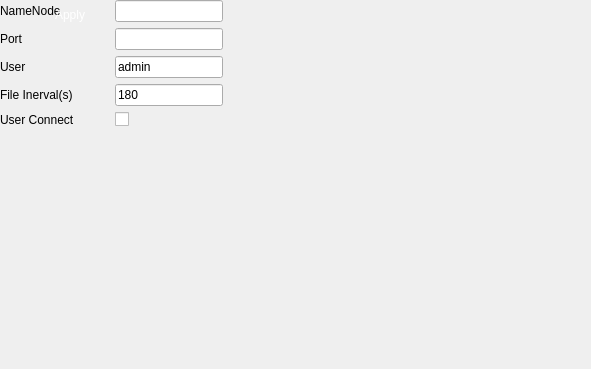
Qt form veapp/setting/vschdfsrecord.ui (linkingvision/rapidvms) before a commit.
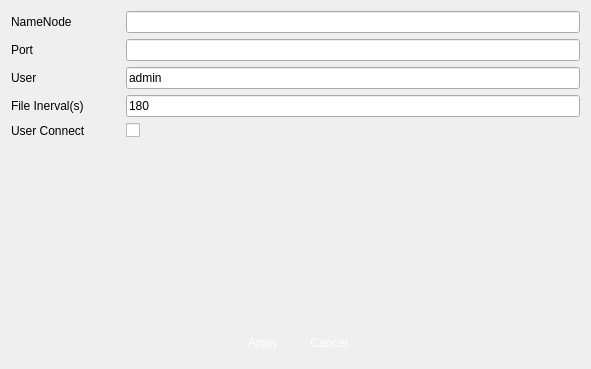
The same form after that commit. Icons and pictures are not drawn.

The edit to the form file:
```diff
--- a/veapp/setting/vschdfsrecord.ui
+++ b/veapp/setting/vschdfsrecord.ui
@@ -17,7 +17,8 @@
    <iconset>
     <normaloff>:/logo/resources/vscsmall.jpg</normaloff>:/logo/resources/vscsmall.jpg</iconset>
   </property>
-  <widget class="QWidget" name="">
+  <layout class="QVBoxLayout" name="verticalLayout">
+   <item>
    <layout class="QGridLayout" name="gridLayout">
     <property name="horizontalSpacing">
      <number>40</number>
@@ -108,8 +109,21 @@
      </widget>
     </item>
    </layout>
-  </widget>
-  <widget class="QWidget" name="">
+   </item>
+   <item>
+    <spacer name="verticalSpacer">
+     <property name="orientation">
+      <enum>Qt::Vertical</enum>
+     </property>
+     <property name="sizeHint" stdset="0">
+      <size>
+       <width>20</width>
+       <height>40</height>
+      </size>
+     </property>
+    </spacer>
+   </item>
+   <item>
    <layout class="QHBoxLayout" name="horizontalLayout">
     <item>
      <spacer name="horizontalSpacer">
@@ -210,7 +224,8 @@
      </spacer>
     </item>
    </layout>
-  </widget>
+   </item>
+  </layout>
  </widget>
  <resources>
   <include location="../main/vscmainwindows.qrc"/>
```
Lines whose indentation alone changed are shown as unchanged.
